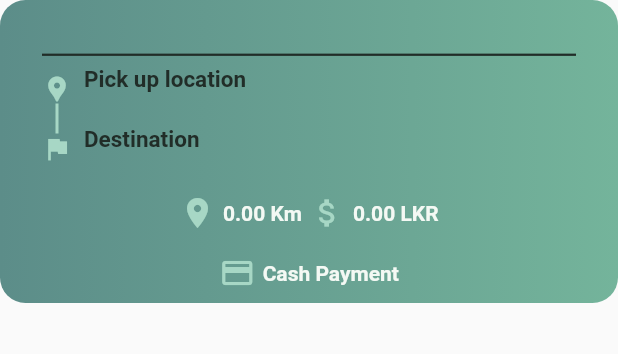
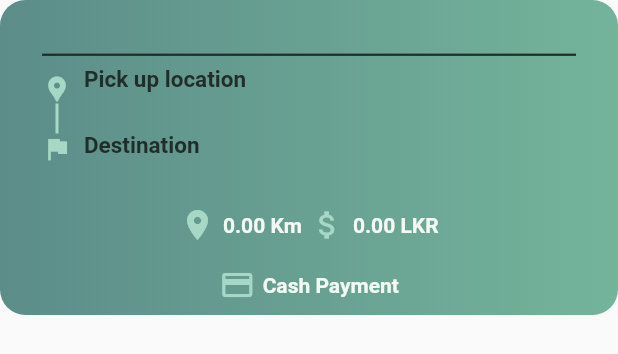
Before and after one commit to rideXmora/Driver-app, a Flutter app: the HistoryDataBox widget shown alone on an empty page, opened directly with empty values, on a phone screen of 412 x 824 dp. Shown: the top 354 px of the screen. Run offline on Flutter 3.47's test engine with Material 2 defaults, Android fonts, the light colour scheme and no system bars; our stand-ins replace firebase_core, firebase_messaging, flutter_multi_formatter, flutter_svg, geolocator, get and 9 more; missing offline and left inert: cloudinary_public, dart:ffi, flutter_polyline_points, stomp_dart_client; accounts and stored records are empty; network calls fail.

Commit message:
history correction

```diff
--- a/driver_app/lib/pages/tirp_history/widgets/history_data_box.dart
+++ b/driver_app/lib/pages/tirp_history/widgets/history_data_box.dart
@@ -103,7 +103,7 @@ class HistoryDataBox extends StatelessWidget {
                               crossAxisAlignment: CrossAxisAlignment.start,
                               children: [
                                 Container(
-                                  height: 30,
+                                  height: 34,
                                   child: Column(
                                     crossAxisAlignment:
                                         CrossAxisAlignment.start,
@@ -131,7 +131,7 @@ class HistoryDataBox extends StatelessWidget {
                                   height: 10,
                                 ),
                                 Container(
-                                  height: 30,
+                                  height: 34,
                                   child: Column(
                                     crossAxisAlignment:
                                         CrossAxisAlignment.start,
```
Also changed, not shown: driver_app/pubspec.lock.
